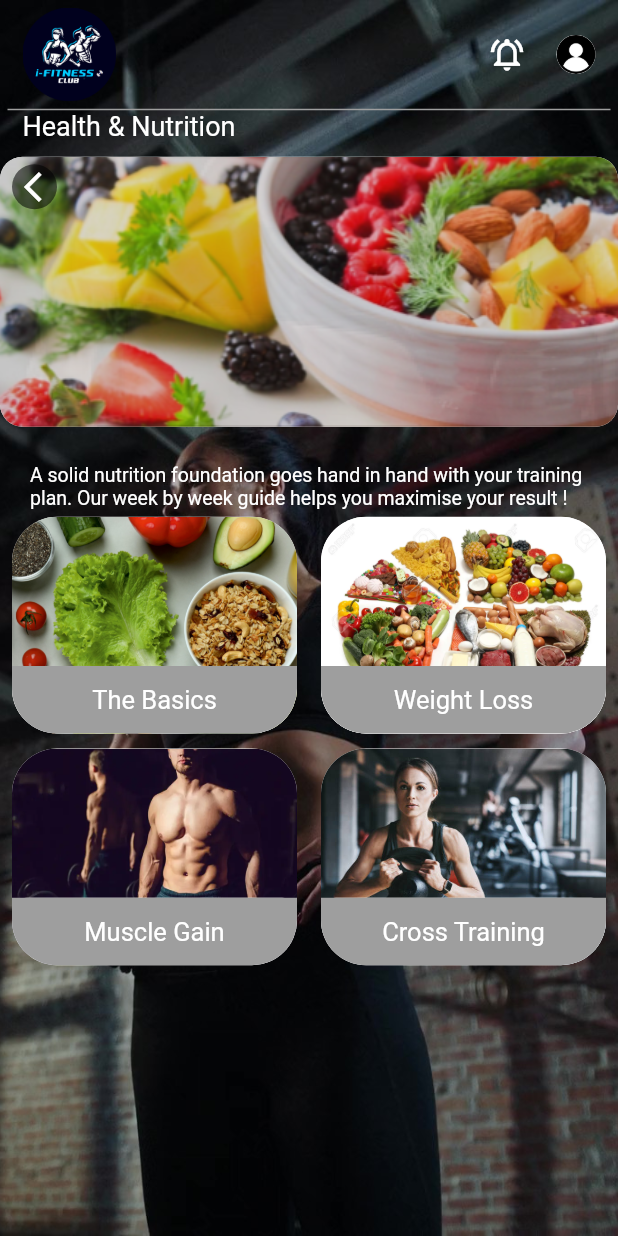
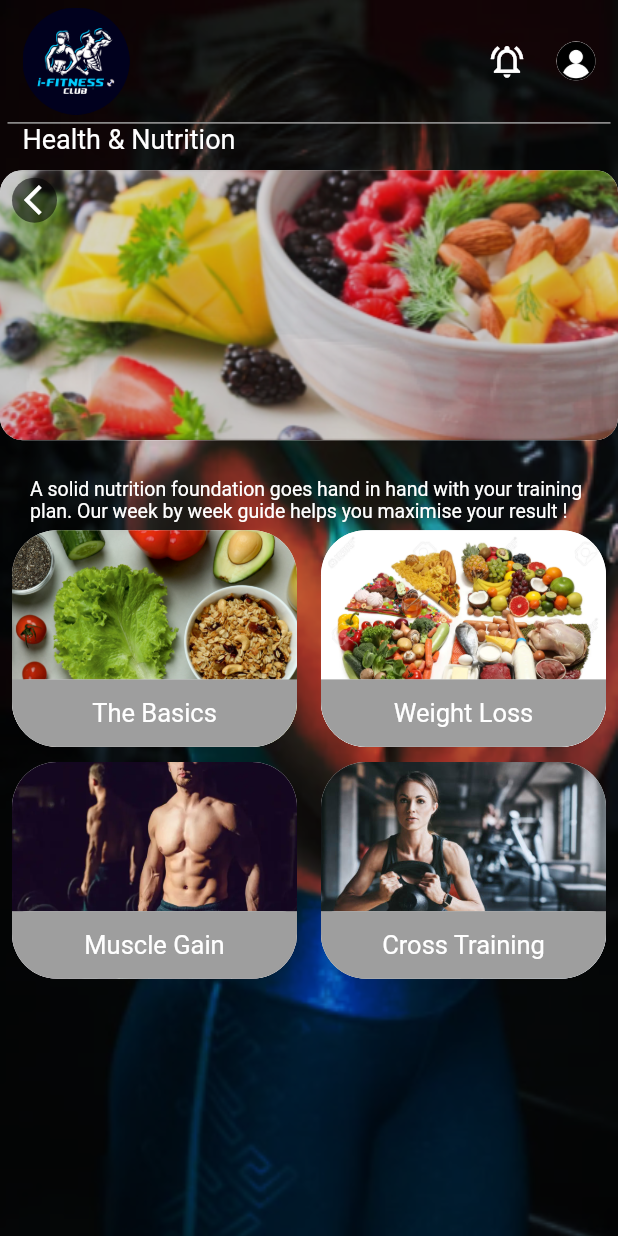
Before and after one commit to PujaJii/i_fitness, a Flutter app: the NutritionPage screen opened directly, on a phone screen of 412 x 824 dp. Run offline on Flutter 3.47's test engine with Material 2 defaults, Android fonts, the phone set to English and light mode, and no system bars; our stand-ins replace carousel_slider, get, get_storage, image_picker, video_player; missing offline and left inert: flutter_share, global_configuration, inview_notifier_list; accounts and stored records are empty; network calls fail; Roboto replaces fonts that are missing (Mulish-Medium).

Commit message:
08-10-2022

```diff
--- a/lib/styles/commonmodule/header.dart
+++ b/lib/styles/commonmodule/header.dart
@@ -19,7 +19,7 @@ class HeaderView extends StatelessWidget {
             Padding(
               padding: const EdgeInsets.only(left: 15,),
               child: Image.asset('assets/images/logo.png',
-                  scale: 16),
+                  scale: 14),
             ),
             Row(
               children: [
--- a/lib/views/login_view.dart
+++ b/lib/views/login_view.dart
@@ -91,7 +91,7 @@ class _LoginViewState extends State<LoginView> {
                     child: TextFormField(
                         obscureText: true,
                         controller: userController.passwordTEC,
-                        keyboardType: TextInputType.datetime,
+                        // keyboardType: TextInputType.datetime,
                         textInputAction: TextInputAction.next,
                         style: TextStyle(fontSize: 13.5, color: AppColors.white),
                         validator: (input) =>
--- a/lib/views/nutrition.dart
+++ b/lib/views/nutrition.dart
@@ -42,7 +42,7 @@ class NutritionPage extends StatelessWidget {
               width: MediaQuery.of(context).size.width,
               height: MediaQuery.of(context).size.height,
               child: Image.asset(
-                'assets/images/spbg.jpg',
+                'assets/images/loginbg.jpg',
                 fit: BoxFit.cover,
               )
           ),
--- a/lib/views/register1.dart
+++ b/lib/views/register1.dart
@@ -38,7 +38,7 @@ class _Register1State extends State<Register1> {
                 children: [
                   Hero(
                       tag: 'regLogo',
-                      child: Image.asset('assets/images/logo.png', scale: 1.5)),
+                      child: Image.asset('assets/images/logo.png', scale: 5)),
                   const SizedBox(height: 30),
                   MyWidgets.textView('WHAT\'S YOUR GOAL?', Colors.white, 30, fontWeight: FontWeight.bold),
                   const SizedBox(height: 20,),
--- a/lib/views/register2.dart
+++ b/lib/views/register2.dart
@@ -45,7 +45,7 @@ class _Register2State extends State<Register2> {
                 children: [
                   Hero(
                       tag: 'regLogo',
-                      child : Image.asset('assets/images/logo.png', scale: 2.2)),
+                      child : Image.asset('assets/images/logo.png', scale: 9)),
                   const SizedBox(height: 30),
                   MyWidgets.textView('Activeness', Colors.white, 30,
                       fontWeight: FontWeight.bold),
```
Also changed, not shown: lib/views/progress_page.dart (+6 -4 lines), lib/views/show_plan.dart (+4 -3 lines), assets/images/loginbg.jpg.
